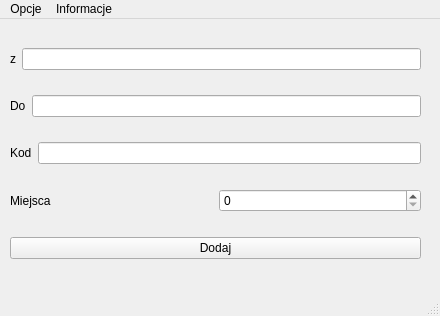
First picture: the form in mainwindow.ui, repository Tmroz21/RRS, before the edit.
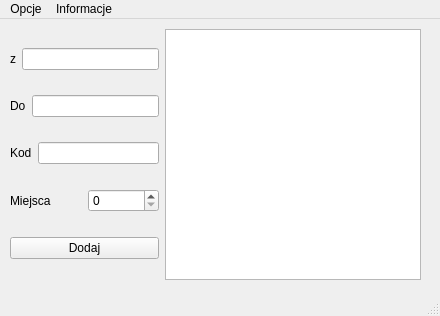
Second picture: the form after the edit.

Commit message: list view added

Diff of the .ui file:
```diff
--- a/mainwindow.ui
+++ b/mainwindow.ui
@@ -91,6 +91,9 @@
        </item>
       </layout>
      </item>
+     <item>
+      <widget class="QListView" name="listView"/>
+     </item>
     </layout>
    </widget>
   </widget>
```
